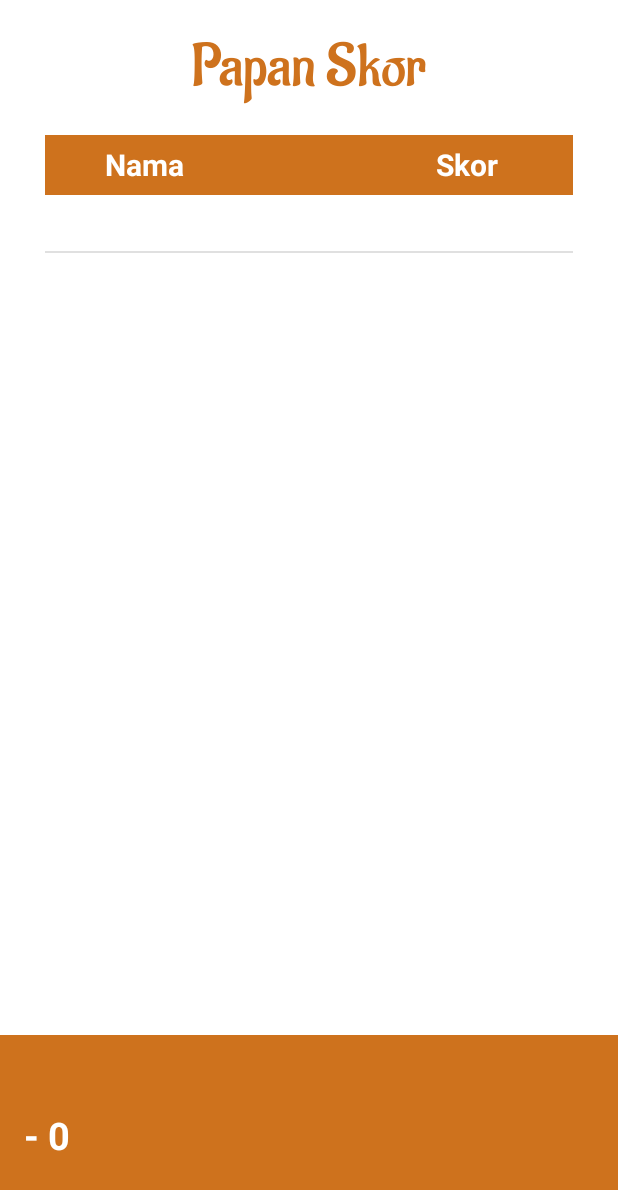
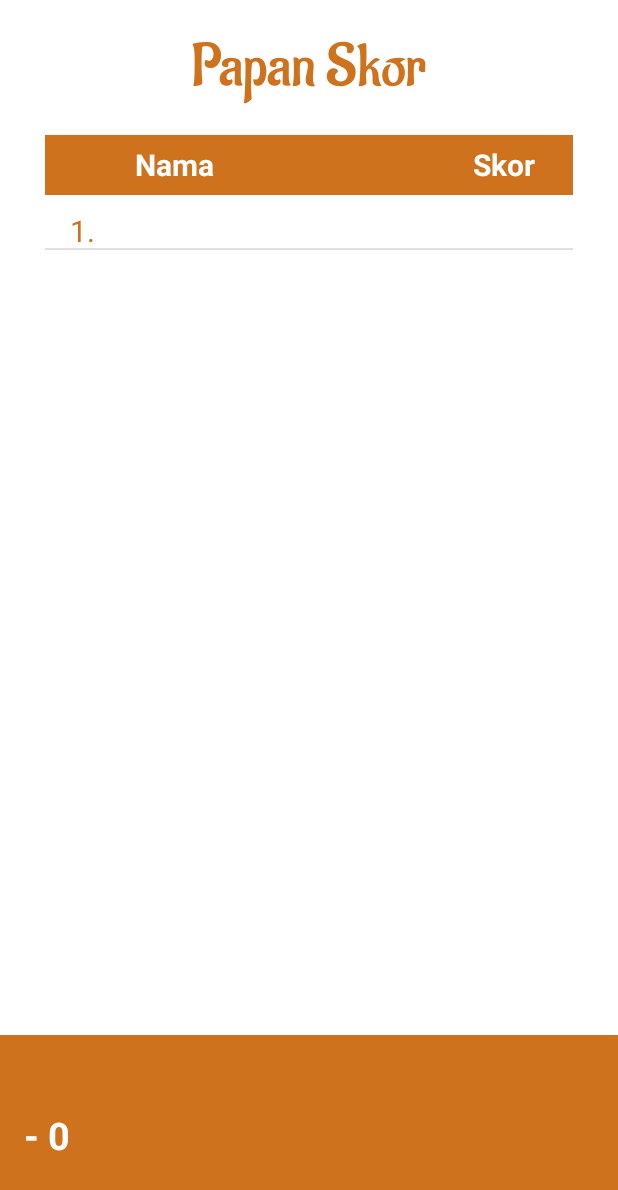
Before and after one commit to Muhmmadalda69/beas_online, an Android app: the LihatSkorActivity screen opened directly, with no data from a screen before it, on a phone screen of 412 x 824 dp. Shown: the top 1190 px of the screen. Run offline under Robolectric (Android 15) with nearby library versions, the phone set to English and light mode, and no system bars; our stand-ins replace Firebase (no records; nobody signed in at launch, a user with empty details on screens opened directly); 5 statements that could not run were skipped.

Commit message:
fix layout papan skor

```diff
--- a/app/src/main/java/com/example/beas/EditPasswordActivity.java
+++ b/app/src/main/java/com/example/beas/EditPasswordActivity.java
@@ -17,7 +17,7 @@ import com.google.firebase.auth.FirebaseUser;
 
 public class EditPasswordActivity extends AppCompatActivity {
 
-    private EditText et_pwlama, et_pwbaru, et_konfirpw, et_email;
+    private EditText et_pwbaru, et_konfirpw, et_email;
     private Button bt_save, bt_batal;
     private ProgressDialog progressDialog;
     private String getPassword;
@@ -43,6 +43,8 @@ public class EditPasswordActivity extends AppCompatActivity {
         progressDialog.setCancelable(false);
 
         bt_save.setOnClickListener(view -> {
+            if(et_pwbaru.getText().length()>0 &&
+                    et_email.getText().length()>0){
                 progressDialog.show();
                 if(et_email.getText().toString().equals(firebaseUser.getEmail())){
                     if (et_pwbaru.getText().toString().equals(et_konfirpw.getText().toString())) {
@@ -75,7 +77,15 @@ public class EditPasswordActivity extends AppCompatActivity {
                     Toast.makeText(getApplicationContext(), "Email salah!", Toast.LENGTH_SHORT).show();
                     progressDialog.dismiss();
                 }
+            }else {
+                Toast.makeText(EditPasswordActivity.this, "Isi dulu semua data", Toast.LENGTH_SHORT).show();
+            }
 
+        });
+
+        bt_batal.setOnClickListener(view -> {
+            startActivity(new Intent(EditPasswordActivity.this, ProfileActivity.class));
+            finish();
         });
     }
     @Override
--- a/app/src/main/java/com/example/beas/model/HashMapAdapter.java
+++ b/app/src/main/java/com/example/beas/model/HashMapAdapter.java
@@ -24,8 +24,10 @@ public class HashMapAdapter extends ArrayAdapter<HashMap<String, String>> {
     public View getView(int position, View convertView, ViewGroup parent) {
         LayoutInflater inflater = (LayoutInflater) context.getSystemService(Context.LAYOUT_INFLATER_SERVICE);
         View rowView = inflater.inflate(R.layout.row_data, parent, false);
+        TextView listNomor = (TextView) rowView.findViewById(R.id.listNomor);
         TextView listNama = (TextView) rowView.findViewById(R.id.listNama);
         TextView listSkor = (TextView) rowView.findViewById(R.id.listSkor);
+        listNomor.setText((position+1)+".");
         HashMap<String, String> data = dataList.get(position);
         listNama.setText(data.get("nama"));
         listSkor.setText(data.get("totalSkor"));
--- a/app/src/main/res/layout/activity_lihat_skor.xml
+++ b/app/src/main/res/layout/activity_lihat_skor.xml
@@ -38,21 +38,21 @@
         <TextView
             android:layout_width="wrap_content"
             android:layout_height="wrap_content"
+            android:layout_marginLeft="60dp"
             android:text="Nama"
-            android:layout_marginLeft="40dp"
+            android:textColor="@color/white"
             android:textSize="20dp"
-            android:textColor="@color/white"
-            android:textStyle="bold"/>
+            android:textStyle="bold" />
 
         <TextView
             android:layout_width="wrap_content"
             android:layout_height="wrap_content"
             android:layout_alignParentEnd="true"
+            android:layout_marginRight="25dp"
             android:text="Skor"
-            android:layout_marginRight="50dp"
             android:textColor="@color/white"
-            android:textStyle="bold"
-            android:textSize="20dp" />
+            android:textSize="20dp"
+            android:textStyle="bold" />
     </RelativeLayout>
 
     <ListView
--- a/app/src/main/res/layout/row_data.xml
+++ b/app/src/main/res/layout/row_data.xml
@@ -4,26 +4,36 @@
     xmlns:tools="http://schemas.android.com/tools"
     android:layout_width="match_parent"
     android:layout_height="match_parent"
-    android:orientation="vertical"
+    android:orientation="horizontal"
     android:layout_marginTop="10dp">
+
+    <TextView
+        android:id="@+id/listNomor"
+        android:layout_width="50dp"
+        android:layout_height="25dp"
+        android:layout_marginTop="10dp"
+        android:text="1000"
+        android:gravity="center"
+        android:textColor="@color/warna_dasar"
+        android:textSize="20dp" />
 
     <TextView
         android:id="@+id/listNama"
         android:layout_width="200dp"
-        android:layout_height="wrap_content"
+        android:layout_height="25dp"
+        android:layout_marginLeft="60dp"
         android:layout_marginTop="10dp"
-        android:layout_marginLeft="10dp"
         android:text="Nama Lengkap"
         android:textColor="@color/black"
         android:textSize="20dp" />
 
     <TextView
         android:id="@+id/listSkor"
-        android:layout_width="wrap_content"
-        android:layout_height="wrap_content"
+        android:layout_width="100dp"
+        android:layout_height="25dp"
         android:layout_alignParentEnd="true"
         android:layout_marginTop="10dp"
-        android:layout_marginRight="60dp"
+        android:gravity="center"
         android:text="100"
         android:textColor="@color/black"
         android:textSize="20dp" />
```
Lines whose indentation alone changed are shown as unchanged.
